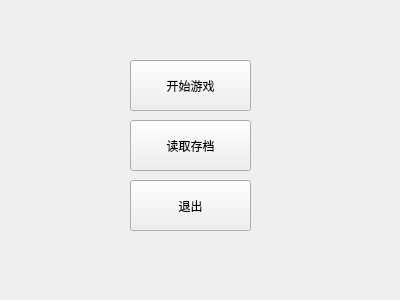
Saramandaaa/MyGame, file startmenu.ui: the form before one commit.
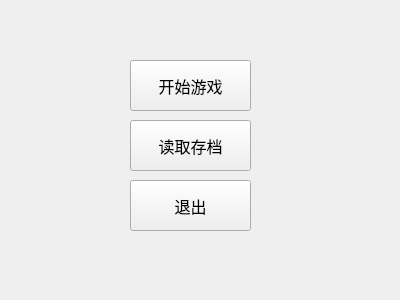
The form after the commit.

What changed in the file:
```diff
--- a/startmenu.ui
+++ b/startmenu.ui
@@ -22,6 +22,12 @@
      <height>51</height>
     </rect>
    </property>
+   <property name="font">
+    <font>
+     <family>微软雅黑</family>
+     <pointsize>12</pointsize>
+    </font>
+   </property>
    <property name="text">
     <string>开始游戏</string>
    </property>
@@ -35,6 +41,12 @@
      <height>51</height>
     </rect>
    </property>
+   <property name="font">
+    <font>
+     <family>微软雅黑</family>
+     <pointsize>12</pointsize>
+    </font>
+   </property>
    <property name="text">
     <string>读取存档</string>
    </property>
@@ -48,6 +60,12 @@
      <height>51</height>
     </rect>
    </property>
+   <property name="font">
+    <font>
+     <family>微软雅黑</family>
+     <pointsize>12</pointsize>
+    </font>
+   </property>
    <property name="text">
     <string>退出</string>
    </property>
```
